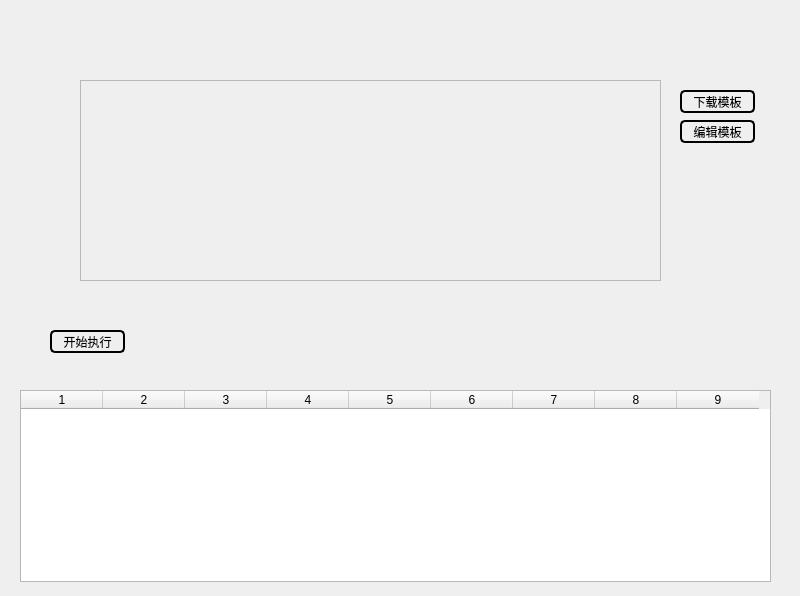
Old version of the form Auto_wed_current/Auto_Post/GUI_Post_Untitled/untitled_post.ui in the repository benwu-shashen/siwu.
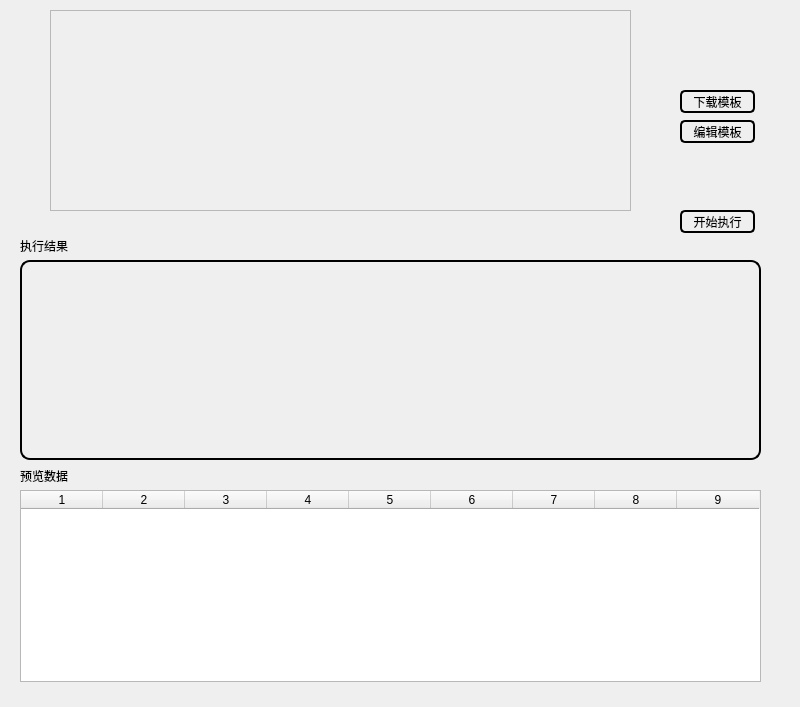
New version of the form.

The edit to the form file:
```diff
--- a/Auto_wed_current/Auto_Post/GUI_Post_Untitled/untitled_post.ui
+++ b/Auto_wed_current/Auto_Post/GUI_Post_Untitled/untitled_post.ui
@@ -7,7 +7,7 @@
     <x>0</x>
     <y>0</y>
     <width>800</width>
-    <height>596</height>
+    <height>707</height>
    </rect>
   </property>
   <property name="windowTitle">
@@ -62,8 +62,8 @@
   <widget class="QPushButton" name="pushButton_post_start">
    <property name="geometry">
     <rect>
-     <x>50</x>
-     <y>330</y>
+     <x>680</x>
+     <y>210</y>
      <width>75</width>
      <height>23</height>
     </rect>
@@ -86,8 +86,8 @@
    <property name="geometry">
     <rect>
      <x>20</x>
-     <y>390</y>
-     <width>751</width>
+     <y>490</y>
+     <width>741</width>
      <height>192</height>
     </rect>
    </property>
@@ -113,8 +113,8 @@
   <widget class="QFrame" name="frame_box">
    <property name="geometry">
     <rect>
-     <x>80</x>
-     <y>80</y>
+     <x>50</x>
+     <y>10</y>
      <width>581</width>
      <height>201</height>
     </rect>
@@ -129,6 +129,58 @@
     <enum>QFrame::Raised</enum>
    </property>
   </widget>
+  <widget class="QLabel" name="label_2">
+   <property name="geometry">
+    <rect>
+     <x>20</x>
+     <y>470</y>
+     <width>54</width>
+     <height>12</height>
+    </rect>
+   </property>
+   <property name="styleSheet">
+    <string notr="true"/>
+   </property>
+   <property name="text">
+    <string>预览数据</string>
+   </property>
+  </widget>
+  <widget class="QLabel" name="label">
+   <property name="geometry">
+    <rect>
+     <x>20</x>
+     <y>240</y>
+     <width>54</width>
+     <height>12</height>
+    </rect>
+   </property>
+   <property name="styleSheet">
+    <string notr="true"/>
+   </property>
+   <property name="text">
+    <string>执行结果</string>
+   </property>
+  </widget>
+  <widget class="QTextEdit" name="textEdit">
+   <property name="geometry">
+    <rect>
+     <x>20</x>
+     <y>260</y>
+     <width>741</width>
+     <height>200</height>
+    </rect>
+   </property>
+   <property name="styleSheet">
+    <string notr="true">QTextEdit {
+border:2px solid rgb(0, 0, 0);
+border-radius: 10px;
+background-color: rgb(0, 0, 0, 0);
+}</string>
+   </property>
+   <property name="readOnly">
+    <bool>true</bool>
+   </property>
+  </widget>
  </widget>
  <resources/>
  <connections/>
```
